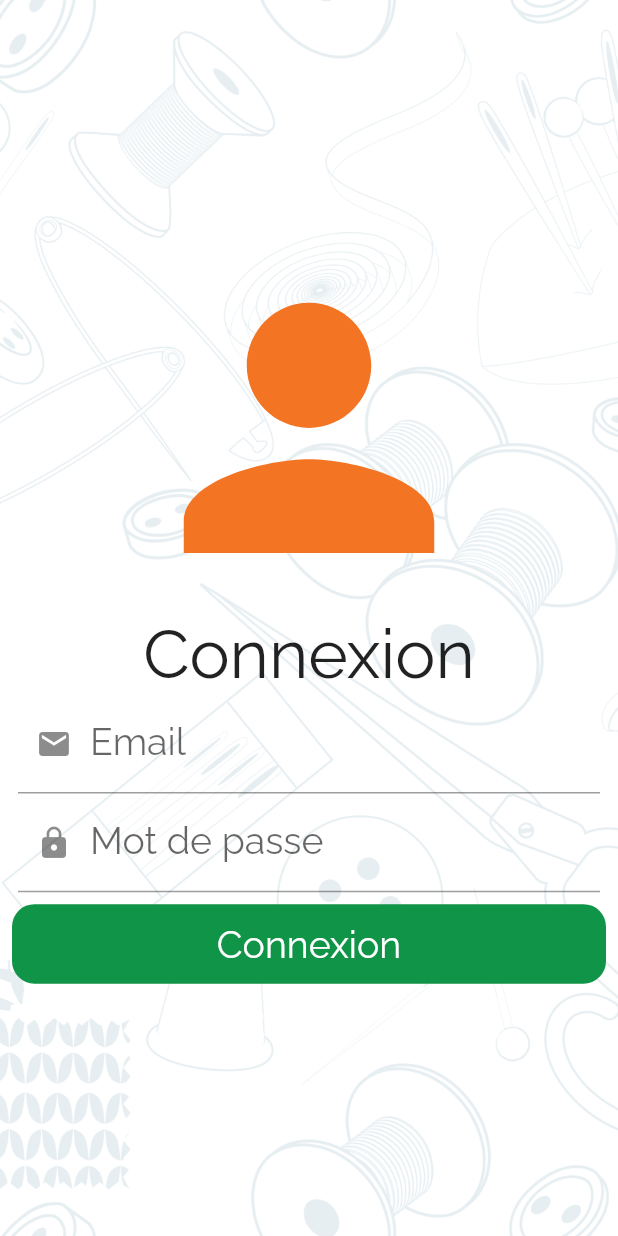
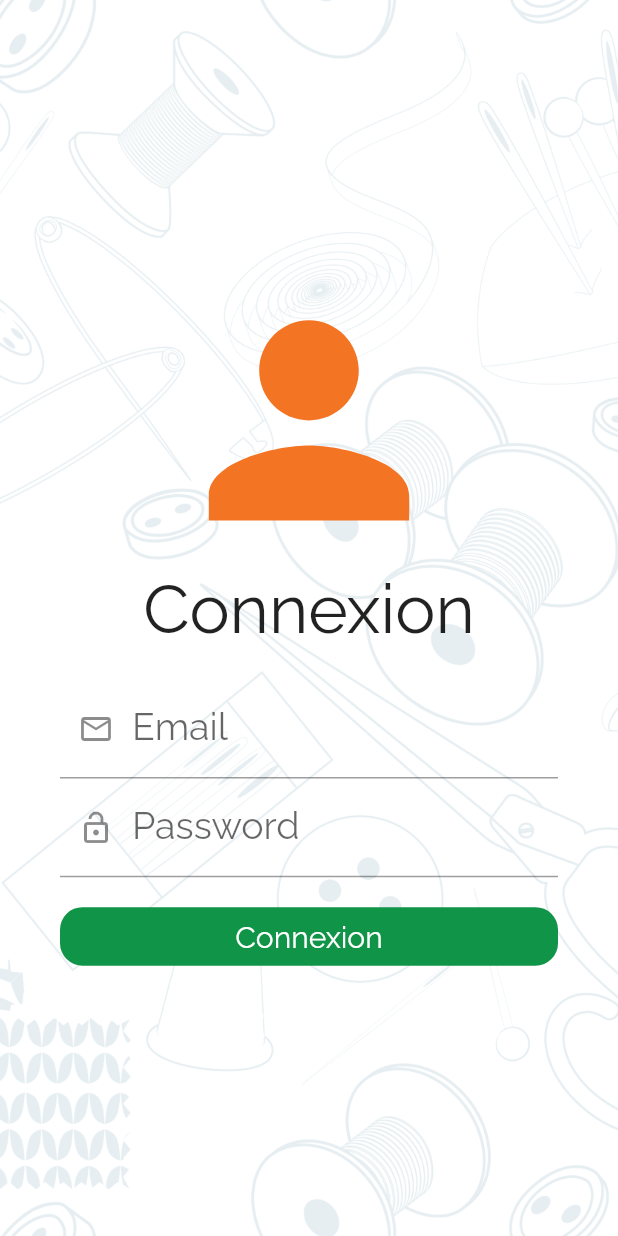
Before and after one commit to Jumeaux07/app_ivc, a Flutter app: the screen it shows after launch, on a phone screen of 412 x 824 dp. Run offline on Flutter 3.47's test engine with Material 2 defaults, Android fonts, the phone set to English and light mode, and no system bars; our stand-ins replace shared_preferences.

Commit message:
Login page and function

```diff
--- a/lib/constants.dart
+++ b/lib/constants.dart
@@ -1,8 +1,8 @@
   import 'package:flutter/cupertino.dart';
   import 'package:flutter/material.dart';
 // ---------------------END POINTS------------------
-const baseUrl = 'http://192.168.43.62:8000/api/';
-const loginUrl = baseUrl+'/login_user';
+const baseUrl = 'http://192.168.43.24:8000/api/';
+const loginUrl = baseUrl+'login_user';
 const registerUrl = baseUrl+'/store';
 
 // --------------------COLORS------------------
--- /dev/null
+++ b/lib/models/api_response.dart
@@ -0,0 +1,8 @@
+class ApiResponse {
+  Object?data;
+  String?erreur;
+  String?message;
+  String?token;
+
+  ApiResponse({this.data, this.erreur,this.message,this.token});
+}
--- a/lib/screens/login_screen.dart
+++ b/lib/screens/login_screen.dart
@@ -1,6 +1,9 @@
 import 'package:flutter/material.dart';
 import 'package:ivc/components/background.dart';
 import 'package:ivc/constants.dart';
+import 'package:ivc/models/api_response.dart';
+import 'package:ivc/screens/home_screen.dart';
+import 'package:ivc/services/users_service.dart';
 
 class LoginScreen extends StatefulWidget {
   const LoginScreen({ Key? key }) : super(key: key);
@@ -10,19 +13,64 @@ class LoginScreen extends StatefulWidget {
 }
 
 class _LoginScreenState extends State<LoginScreen> {
+GlobalKey<FormState> key = GlobalKey<FormState>();
+TextEditingController emailText = TextEditingController();
+TextEditingController passwordText = TextEditingController();
+  bool _loading = false;
+//Fonction connexion
+void _login(String email, String passord)async{
+  setState(() {
+  _loading = true;
+  });
+  ApiResponse apiResponse = await loginUser(email,passord);
+  if (apiResponse.token != null) {
+    // Redirection sur la page Home
+    setState(() {
+    _loading = false;
+    });
+    Navigator.of(context).pushAndRemoveUntil(
+      MaterialPageRoute(builder: (context) => HomeScreen()), (route) => false
+    );
+    ScaffoldMessenger.of(context).showSnackBar(
+      SnackBar(
+        content: Text('${apiResponse.message}'),
+        backgroundColor: vert,
+      )
+    );
+  }else{
+    //Affichage du message d'Erreur et page de connexion
+    setState(() {
+    _loading = false;
+    });
+    ScaffoldMessenger.of(context).showSnackBar(
+      SnackBar(
+        content: Text('${apiResponse.erreur}'),
+        backgroundColor: Colors.red
+      )
+    );
+  }
+}
   @override
   Widget build(BuildContext context) {
     return Scaffold(body: Background(content: Center(
       child: SingleChildScrollView(
+        child: Form(
+          key: key,
           child: Column(children: [
             //LOGO
-          Icon(Icons.person, color: orange, size: 250,),
+            Icon(Icons.person, color: orange, size: 200,),
             //Text
             Text("Connexion", style: TextStyle(fontSize: 45),),
+            SizedBox(height: 20,),
             //Input Email
             Padding(
-            padding: EdgeInsets.symmetric(horizontal: 12),
-            child: TextFormField(decoration: InputDecoration(prefixIcon: Icon(Icons.email), labelText: "Email",
+              padding: EdgeInsets.symmetric(horizontal: 40),
+                child: TextFormField(
+                  controller: emailText,
+                  validator: (value) => value!.isEmpty?"Champ obligatoire":null,
+                  decoration: InputDecoration(
+                    prefixIcon: Icon(Icons.email_outlined),
+                    labelText: "Email",
                     labelStyle: TextStyle(fontSize: 25),
                     hintText: "cedric@gmail.com",
                     hintStyle: TextStyle(fontSize: 15),
@@ -31,26 +79,49 @@ class _LoginScreenState extends State<LoginScreen> {
               ),
             //Input Email
             Padding(
-            padding: EdgeInsets.symmetric(horizontal: 12),
-            child: TextFormField(decoration: InputDecoration(prefixIcon: Icon(Icons.lock), labelText: "Mot de passe",
+              padding: EdgeInsets.symmetric(horizontal: 40),
+                child: TextFormField(
+                  obscureText: true,
+                  controller: passwordText,
+                  validator: (value) => value!.isEmpty?"Champ obligatoire":null,
+                  decoration: InputDecoration(
+                    prefixIcon: Icon(Icons.lock_open_outlined),
+                    labelText: "Password",
                     labelStyle: TextStyle(fontSize: 25),
-            hintText: "xxxxxx",
+                    hintText: "xxxxxxxxx",
                     hintStyle: TextStyle(fontSize: 15),
                   ),
                 )
               ),
+              SizedBox(height: 20,),
               // ---Bouton---
-            Padding(
-              padding: const EdgeInsets.all(8.0),
+              GestureDetector(
+                onTap: (){
+                  if(key.currentState!.validate()){
+                    setState(() {
+                      _loading = true;
+                    });
+                    print("-------------Connexion en cours---------");
+                    _login(emailText.text,passwordText.text);
+                  }
+                },
+                child: Padding(
+                  padding: const EdgeInsets.symmetric(horizontal: 40),
                   child: Container(
-                padding: EdgeInsets.all(12),
-                decoration: BoxDecoration(borderRadius: BorderRadius.circular(15), color: vert),
+                    padding: EdgeInsets.all(8),
+                    decoration: BoxDecoration(borderRadius: BorderRadius.circular(15),
+                    color: vert
+                    ),
                     child: Center(
-                  child: Text("Connexion", style: TextStyle(color: blanc, fontSize: 25),)
+                      child: _loading?
+                      CircularProgressIndicator(color: blanc, strokeWidth: 1.2, ):
+                      Text("Connexion", style: TextStyle(color: blanc, fontSize: 20),)
+                    ),
                   ),
                 ),
               ),
           ],),
+        ),
       ),
         )
       ),
--- a/pubspec.yaml
+++ b/pubspec.yaml
@@ -28,6 +28,8 @@ dependencies:
   # The following adds the Cupertino Icons font to your application.
   # Use with the CupertinoIcons class for iOS style icons.
   cupertino_icons: ^1.0.2
+  http: ^0.13.3
+  shared_preferences: ^2.0.7
 
 dev_dependencies:
   flutter_test:
```
Also changed, not shown: lib/models/user_model.dart (added, +30 -0 lines), lib/screens/home_screen.dart (added, +19 -0 lines), lib/services/users_service.dart (added, +40 -0 lines), flutter_01.png (added), pubspec.lock, 2 other files. Lines whose indentation alone changed are shown as unchanged.
